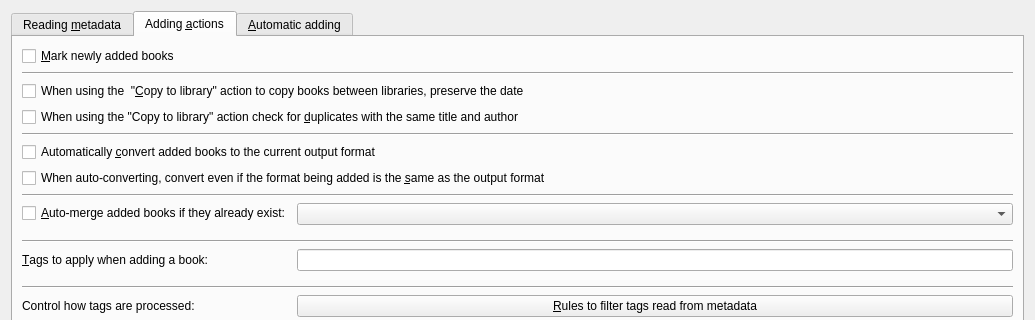
Before: the Qt Designer form src/calibre/gui2/preferences/adding.ui in kovidgoyal/calibre, drawn with Qt 5; both pictures show x 0 to 1035 and y 0 to 320 of the 1035 by 547 pixel window.
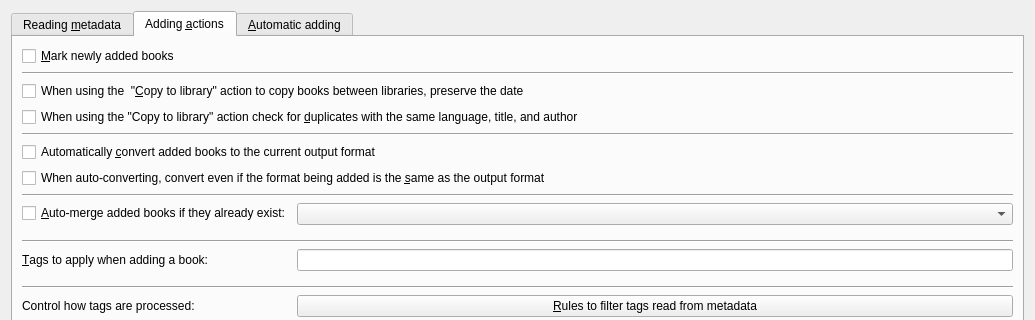
After: the same form once the commit is applied. The open tabs and pages were chosen to show the change. Icons and pictures are not drawn.

Commit message: When checking added books for duplicates, also check on the language field. So books with the same title/authors but different languages are not considered duplicates.

Diff of the .ui file:
```diff
--- a/src/calibre/gui2/preferences/adding.ui
+++ b/src/calibre/gui2/preferences/adding.ui
@@ -111,7 +111,7 @@
        <item row="3" column="0" colspan="2">
         <widget class="QCheckBox" name="opt_check_for_dupes_on_ctl">
          <property name="text">
-          <string>When using the &quot;Copy to library&quot; action check for &amp;duplicates with the same title and author</string>
+          <string>When using the &quot;Copy to library&quot; action check for &amp;duplicates with the same language, title, and author</string>
          </property>
         </widget>
        </item>
```
Left out of the diff: 2 changed lines with no effect on the pictures. The commit also changes 3 other files.
